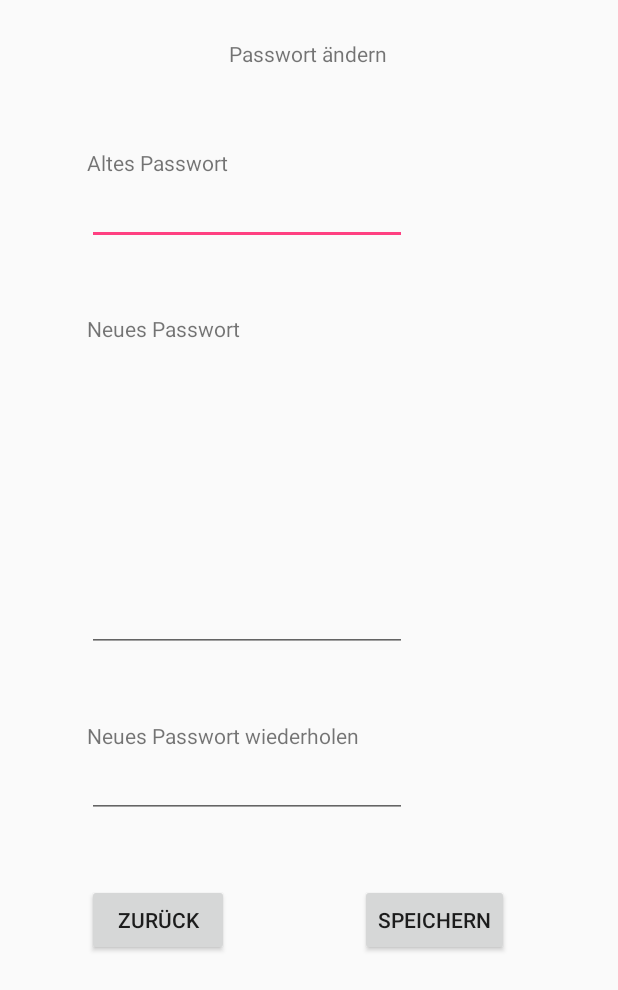
After one commit to Leruka/leruka, an Android app: the layout changepassword.xml on its own in the app's theme, with its tools: preview values and no code run, on a phone screen of 412 x 824 dp. The commit adds this screen. Shown: the top 990 px of the screen. Run offline under Robolectric (Android 15) with nearby library versions, the phone set to English and light mode, and no system bars.

Commit message:
ADD: Layout für Einstellungen, Passwort ändern und Anzeige Name ändern hinzugefügt. Außerdem noch den Button Einstellungen im User Menu Layout

```diff
--- /dev/null
+++ b/app/src/main/res/layout/changepassword.xml
@@ -0,0 +1,100 @@
+<?xml version="1.0" encoding="utf-8"?>
+<RelativeLayout xmlns:android="http://schemas.android.com/apk/res/android"
+    android:layout_width="match_parent"
+    android:layout_height="match_parent"
+    android:weightSum="1"
+    android:orientation="vertical">
+
+    <TextView
+        android:layout_width="wrap_content"
+        android:layout_height="wrap_content"
+        android:text="Passwort ändern"
+        android:id="@+id/textView4"
+        android:layout_alignParentTop="true"
+        android:layout_centerHorizontal="true"
+        android:layout_marginTop="26dp" />
+
+    <TextView
+        android:layout_width="wrap_content"
+        android:layout_height="wrap_content"
+        android:text="Altes Passwort"
+        android:id="@+id/textView5"
+        android:layout_marginTop="53dp"
+        android:layout_below="@+id/textView4"
+        android:layout_toLeftOf="@+id/textView4"
+        android:layout_toStartOf="@+id/textView4" />
+
+    <EditText
+        android:layout_width="wrap_content"
+        android:layout_height="wrap_content"
+        android:inputType="textPassword"
+        android:ems="10"
+        android:id="@+id/editText"
+        android:layout_below="@+id/textView5"
+        android:layout_alignLeft="@+id/textView5"
+        android:layout_alignStart="@+id/textView5" />
+
+    <TextView
+        android:layout_width="wrap_content"
+        android:layout_height="wrap_content"
+        android:text="Neues Passwort"
+        android:id="@+id/textView6"
+        android:layout_below="@+id/editText"
+        android:layout_alignLeft="@+id/editText"
+        android:layout_alignStart="@+id/editText"
+        android:layout_marginTop="46dp" />
+
+    <EditText
+        android:layout_width="wrap_content"
+        android:layout_height="wrap_content"
+        android:inputType="textPassword"
+        android:ems="10"
+        android:id="@+id/editText2"
+        android:layout_centerVertical="true"
+        android:layout_alignLeft="@+id/textView6"
+        android:layout_alignStart="@+id/textView6" />
+
+    <TextView
+        android:layout_width="wrap_content"
+        android:layout_height="wrap_content"
+        android:text="Neues Passwort wiederholen"
+        android:id="@+id/textView7"
+        android:layout_below="@+id/editText2"
+        android:layout_alignLeft="@+id/editText2"
+        android:layout_alignStart="@+id/editText2"
+        android:layout_marginTop="46dp" />
+
+    <EditText
+        android:layout_width="wrap_content"
+        android:layout_height="wrap_content"
+        android:inputType="textPassword"
+        android:ems="10"
+        android:id="@+id/editText3"
+        android:layout_below="@+id/textView7"
+        android:layout_alignLeft="@+id/textView7"
+        android:layout_alignStart="@+id/textView7" />
+
+    <Button
+        style="?android:attr/buttonStyleSmall"
+        android:layout_width="wrap_content"
+        android:layout_height="wrap_content"
+        android:text="Zurück"
+        android:id="@+id/button15"
+        android:layout_below="@+id/editText3"
+        android:layout_alignRight="@+id/textView5"
+        android:layout_alignEnd="@+id/textView5"
+        android:layout_marginTop="44dp"
+        android:layout_alignLeft="@+id/editText3"
+        android:layout_alignStart="@+id/editText3" />
+
+    <Button
+        style="?android:attr/buttonStyleSmall"
+        android:layout_width="wrap_content"
+        android:layout_height="wrap_content"
+        android:text="Speichern"
+        android:id="@+id/button16"
+        android:layout_alignBottom="@+id/button15"
+        android:layout_toRightOf="@+id/textView7"
+        android:layout_toEndOf="@+id/textView7" />
+
+</RelativeLayout>
```
Also changed, not shown: app/src/main/res/layout/changedisplayname.xml (added, +59 -0 lines), app/src/main/res/layout/changesettings.xml (added, +52 -0 lines), app/src/main/res/layout/content_user_main.xml (+11 -0 lines).
